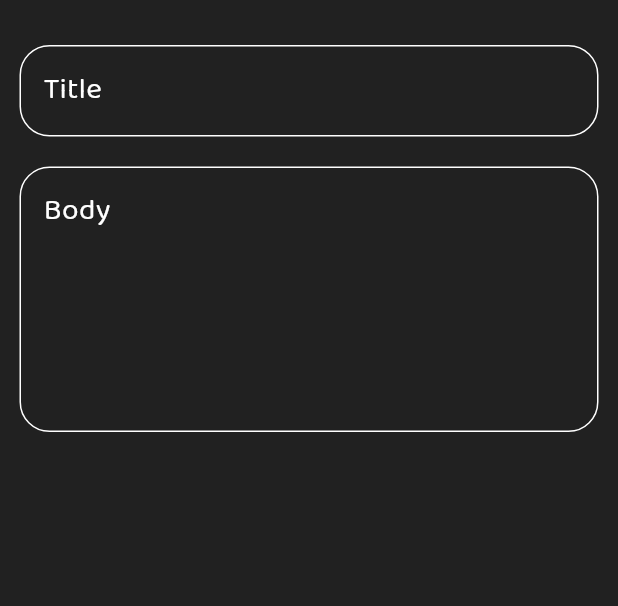
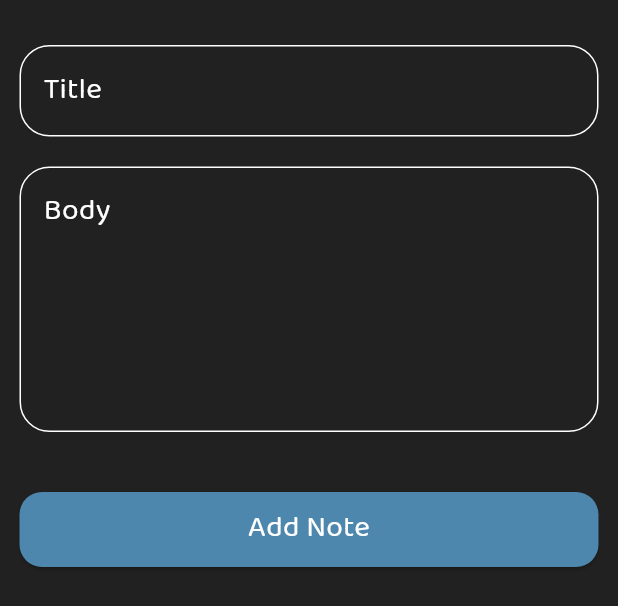
Before and after one commit to Zakarya-Jawish/dawwen, a Flutter app: the AddNoteBottomSheet widget shown alone on an empty page, opened directly, on a phone screen of 412 x 824 dp. Shown: the top 606 px of the screen. Run offline on Flutter 3.47's test engine with Material 3 defaults, Android fonts, the phone set to English and light mode, and no system bars; our stand-ins replace lottie.

Commit message:
finish bottom sheet - add custom button

```diff
--- a/lib/themes/themes.dart
+++ b/lib/themes/themes.dart
@@ -86,11 +86,10 @@ TextTheme textTheme() {
       fontSize: 25,
       color: kPrimaryBlack,
     ),
-    bodyMedium: TextStyle(
+    bodyMedium: const TextStyle(
       fontFamily: 'BalooBhaijaan2',
       fontSize: 20,
       fontWeight: FontWeight.normal,
-      color: kPrimaryBlack,
     ),
     bodySmall: TextStyle(
       fontFamily: 'BalooBhaijaan2',
--- a/lib/views/home_view.dart
+++ b/lib/views/home_view.dart
@@ -21,6 +21,7 @@ class HomeView extends StatelessWidget {
         child: const Icon(Icons.add),
         onPressed: () {
           showModalBottomSheet(
+            isScrollControlled: true,
             context: context,
             builder: (context) => const AddNoteBottomSheet(),
           );
--- a/lib/widgets/add_note_bottom_sheet.dart
+++ b/lib/widgets/add_note_bottom_sheet.dart
@@ -1,3 +1,5 @@
+import 'package:dawwen_app/helper/constants.dart';
+import 'package:dawwen_app/widgets/custom_button.dart';
 import 'package:dawwen_app/widgets/custom_text_feild.dart';
 import 'package:flutter/material.dart';
 
@@ -6,26 +8,33 @@ class AddNoteBottomSheet extends StatelessWidget {
 
   @override
   Widget build(BuildContext context) {
-    return Container(
+    return Padding(
+      padding:
+          EdgeInsets.only(bottom: MediaQuery.of(context).viewInsets.bottom),
+      child: Container(
         decoration: const BoxDecoration(
           borderRadius: BorderRadius.only(
             topLeft: Radius.circular(30),
             topRight: Radius.circular(30),
           ),
         ),
-      child: const Padding(
-        padding: EdgeInsets.only(top: 30, right: 13, left: 13),
+        child: Padding(
+          padding: const EdgeInsets.only(top: 30, right: 13, left: 13),
           child: Column(
+            mainAxisSize: MainAxisSize.min,
             children: [
-            CustomTextFeild(
-              hintText: 'Title',
+              const CustomTextFeild(hintText: 'Title'),
+              const SizedBox(height: 20),
+              const CustomTextFeild(hintText: 'Body', maxLine: 5),
+              const SizedBox(height: 40),
+              CustomButton(
+                function: () {},
+                text: 'Add Note',
+                color: kPrimaryColor,
               ),
-            SizedBox(height: 20),
-            CustomTextFeild(
-              hintText: 'Body',
-              maxLine: 5,
+              const SizedBox(height: 40),
+            ],
           ),
-          ],
         ),
       ),
     );
--- /dev/null
+++ b/lib/widgets/custom_button.dart
@@ -0,0 +1,31 @@
+import 'package:dawwen_app/extensions/context_ex.dart';
+import 'package:flutter/material.dart';
+
+class CustomButton extends StatelessWidget {
+  const CustomButton({
+    super.key,
+    required this.function,
+    required this.text,
+    this.color = Colors.white,
+  });
+  final String text;
+  final Color color;
+  final Function() function;
+  @override
+  Widget build(BuildContext context) {
+    return SizedBox(
+      height: 50,
+      width: context.width,
+      child: ElevatedButton(
+          style: ElevatedButton.styleFrom(
+              backgroundColor: color,
+              shape: const RoundedRectangleBorder(
+                  borderRadius: BorderRadius.all(Radius.circular(15)))),
+          onPressed: function,
+          child: Text(
+            text,
+            style: context.textTheme.bodyMedium,
+          )),
+    );
+  }
+}
```
Lines whose indentation alone changed are shown as unchanged.
